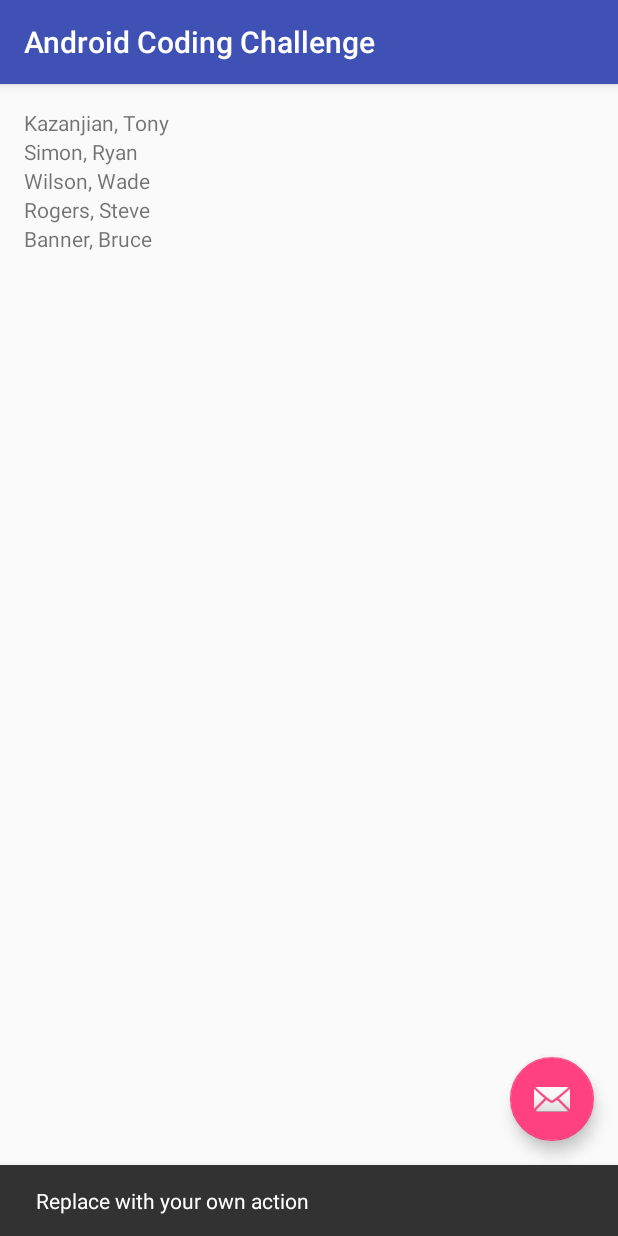
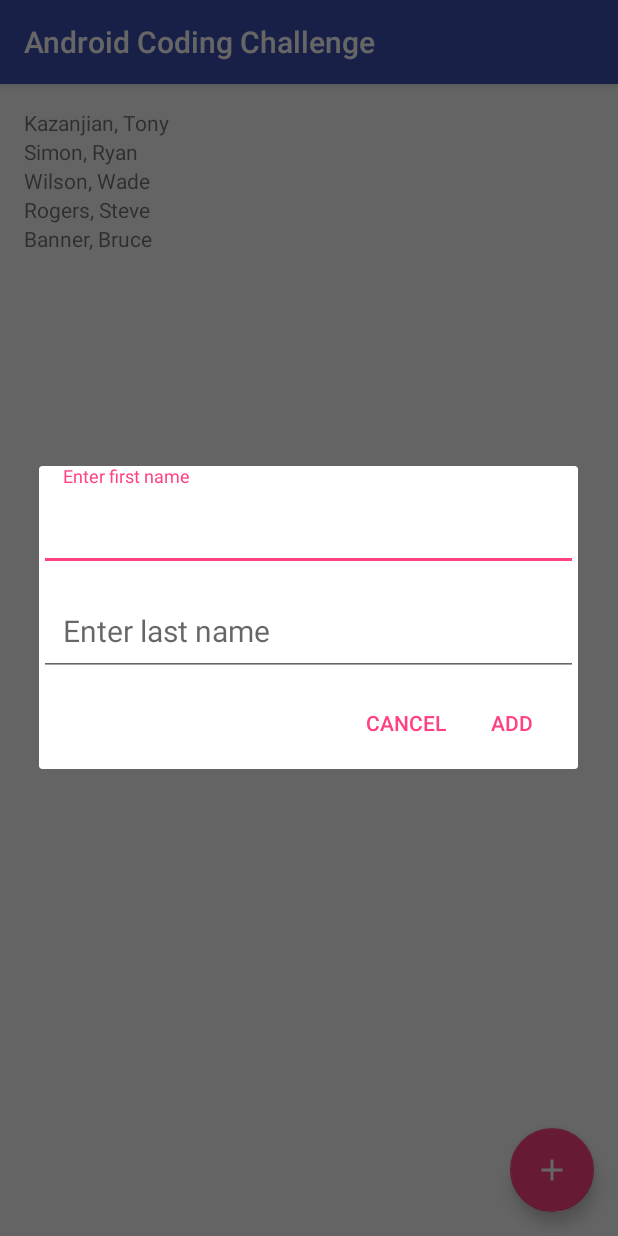
Before and after one commit to TonyKazanjian/AndroidCodingChallenge, an Android app: the screen it shows after launch (MainActivity), after a tap on an icon or button, on a phone screen of 412 x 824 dp. Run offline under Robolectric (Android 15) with nearby library versions, the phone set to English and light mode, and no system bars.

Commit message:
added dialogfragment, challenge complete

```diff
--- a/app/src/main/java/fishermanlabs/androidcodingchallenge/MainActivity.java
+++ b/app/src/main/java/fishermanlabs/androidcodingchallenge/MainActivity.java
@@ -2,7 +2,6 @@ package fishermanlabs.androidcodingchallenge;
 
 import android.os.Bundle;
 import android.support.design.widget.FloatingActionButton;
-import android.support.design.widget.Snackbar;
 import android.support.v7.app.AppCompatActivity;
 import android.support.v7.widget.LinearLayoutManager;
 import android.support.v7.widget.RecyclerView;
@@ -18,7 +17,7 @@ import java.io.InputStream;
 import java.util.ArrayList;
 import java.util.List;
 
-public class MainActivity extends AppCompatActivity {
+public class MainActivity extends AppCompatActivity implements NameInputDialogFragment.NameInputListener {
 
     RecyclerView mRecyclerView;
     NameAdapter mNameAdapter;
@@ -46,8 +45,9 @@ public class MainActivity extends AppCompatActivity {
         fab.setOnClickListener(new View.OnClickListener() {
             @Override
             public void onClick(View view) {
-                Snackbar.make(view, "Replace with your own action", Snackbar.LENGTH_LONG)
-                        .setAction("Action", null).show();
+                NameInputDialogFragment nameInputDialogFragment = new NameInputDialogFragment();
+                nameInputDialogFragment.setListener(MainActivity.this);
+                nameInputDialogFragment.show(getSupportFragmentManager(), NameInputDialogFragment.class.getSimpleName());
             }
         });
     }
@@ -97,4 +97,11 @@ public class MainActivity extends AppCompatActivity {
             names.add(name);
         }
     }
+
+    @Override
+    public void onOkayClicked(Name name) {
+        if(mNameAdapter != null) {
+            mNameAdapter.addName(name);
+        }
+    }
 }
--- a/app/src/main/java/fishermanlabs/androidcodingchallenge/NameAdapter.java
+++ b/app/src/main/java/fishermanlabs/androidcodingchallenge/NameAdapter.java
@@ -27,7 +27,9 @@ public class NameAdapter extends RecyclerView.Adapter<NameAdapter.NameHolder> {
 
     @Override
     public void onBindViewHolder(NameHolder holder, int position) {
-        holder.mNameView.setText(mNames.get(position).getLastName() + ", " + mNames.get(position).getFirstName());
+        Name name = mNames.get(position);
+        capitalizeName(name);
+        holder.mNameView.setText(name.getLastName() + ", " + name.getFirstName());
 
     }
 
@@ -41,6 +43,16 @@ public class NameAdapter extends RecyclerView.Adapter<NameAdapter.NameHolder> {
         notifyItemInserted(mNames.size()-1);
     }
 
+    private Name capitalizeName(Name name) {
+        String firstName = name.getFirstName();
+        String lastName = name.getLastName();
+
+        name.setFirstName(String.valueOf(firstName.charAt(0)).toUpperCase() + firstName.subSequence(1, firstName.length()));
+        name.setLastName(String.valueOf(lastName.charAt(0)).toUpperCase() + lastName.subSequence(1, lastName.length()));
+
+        return name;
+    }
+
     protected static class NameHolder extends RecyclerView.ViewHolder{
 
         private TextView mNameView;
--- /dev/null
+++ b/app/src/main/java/fishermanlabs/androidcodingchallenge/NameInputDialogFragment.java
@@ -0,0 +1,57 @@
+package fishermanlabs.androidcodingchallenge;
+
+import android.app.AlertDialog;
+import android.app.Dialog;
+import android.content.DialogInterface;
+import android.os.Bundle;
+import android.support.annotation.NonNull;
+import android.support.v4.app.DialogFragment;
+import android.view.LayoutInflater;
+import android.view.View;
+import android.widget.EditText;
+
+/**
+ * Created by tonyk_000 on 2/22/2016.
+ */
+public class NameInputDialogFragment extends DialogFragment {
+
+    private NameInputListener mNameInputListener;
+
+    public interface NameInputListener {
+        void onOkayClicked(Name name);
+    }
+
+    public void setListener(NameInputListener nameInputListener) {
+        mNameInputListener = nameInputListener;
+    }
+
+    @NonNull
+    @Override
+    public Dialog onCreateDialog(Bundle savedInstanceState) {
+        AlertDialog.Builder builder = new AlertDialog.Builder(getActivity());
+
+        LayoutInflater inflater = getActivity().getLayoutInflater();
+        View dialogLayout = inflater.inflate(R.layout.dialog_input_name, null);
+        final EditText firstNameInput = (EditText) dialogLayout.findViewById(R.id.first_name_input);
+        final EditText lastNameInput = (EditText) dialogLayout.findViewById(R.id.last_name_input);
+
+        builder.setView(dialogLayout)
+                .setPositiveButton("ADD", new DialogInterface.OnClickListener() {
+                    @Override
+                    public void onClick(DialogInterface dialog, int which) {
+                        if (mNameInputListener != null){
+                            mNameInputListener.onOkayClicked(new Name(firstNameInput.getText().toString(),
+                                    lastNameInput.getText().toString()));
+                        }
+                    }
+                })
+                .setNegativeButton("Cancel", new DialogInterface.OnClickListener() {
+                    @Override
+                    public void onClick(DialogInterface dialog, int which) {
+                        NameInputDialogFragment.this.getDialog().cancel();
+                    }
+                });
+        return builder.create();
+
+    }
+}
--- a/app/src/main/res/layout/activity_main.xml
+++ b/app/src/main/res/layout/activity_main.xml
@@ -30,6 +30,6 @@
         android:layout_height="wrap_content"
         android:layout_gravity="bottom|end"
         android:layout_margin="@dimen/fab_margin"
-        android:src="@android:drawable/ic_dialog_email"/>
+        android:src="@drawable/ic_add_white"/>
 
 </android.support.design.widget.CoordinatorLayout>
--- /dev/null
+++ b/app/src/main/res/layout/dialog_input_name.xml
@@ -0,0 +1,34 @@
+<?xml version="1.0" encoding="utf-8"?>
+<LinearLayout xmlns:android="http://schemas.android.com/apk/res/android"
+              android:orientation="vertical"
+              android:layout_width="match_parent"
+              android:layout_height="wrap_content">
+
+    <android.support.design.widget.TextInputLayout
+        android:layout_width="match_parent"
+        android:layout_height="wrap_content">
+
+        <EditText
+            android:layout_width="match_parent"
+            android:layout_height="wrap_content"
+            android:id="@+id/first_name_input"
+            android:hint = "Enter first name"
+            android:padding="16dp"
+            android:textSize="20sp"/>
+
+    </android.support.design.widget.TextInputLayout>
+
+    <android.support.design.widget.TextInputLayout
+        android:layout_width="match_parent"
+        android:layout_height="wrap_content">
+
+    <EditText
+        android:layout_width="match_parent"
+        android:layout_height="wrap_content"
+        android:id="@+id/last_name_input"
+        android:hint = "Enter last name"
+        android:padding="16dp"
+        android:textSize="20sp"/>
+    </android.support.design.widget.TextInputLayout>
+
+</LinearLayout>
```
Also changed, not shown: app/src/main/res/drawable-hdpi/ic_add_white.png (added), app/src/main/res/drawable-ldpi/ic_add_white.png (added), app/src/main/res/drawable-mdpi/ic_add_white.png (added), app/src/main/res/drawable-tvdpi/ic_add_white.png (added), app/src/main/res/drawable-xhdpi/ic_add_white.png (added), app/src/main/res/drawable-xxhdpi/ic_add_white.png (added), app/src/main/res/drawable-xxxhdpi/ic_add_white.png (added).
